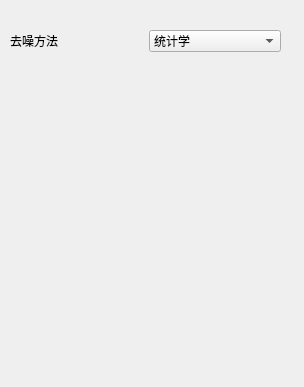
First picture: the form in filter.ui, repository joeaaron/Learning3D, before the edit.
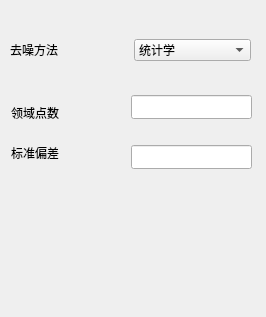
Second picture: the form after the edit.

The edit to the form file:
```diff
--- a/filter.ui
+++ b/filter.ui
@@ -6,43 +6,125 @@
    <rect>
     <x>0</x>
     <y>0</y>
-    <width>304</width>
-    <height>387</height>
+    <width>266</width>
+    <height>317</height>
    </rect>
   </property>
   <property name="windowTitle">
    <string>点云滤波</string>
   </property>
-  <widget class="QWidget" name="">
+  <widget class="QStackedWidget" name="stackedWidget">
+   <property name="geometry">
+    <rect>
+     <x>11</x>
+     <y>75</y>
+     <width>260</width>
+     <height>191</height>
+    </rect>
+   </property>
+   <property name="frameShape">
+    <enum>QFrame::NoFrame</enum>
+   </property>
+   <property name="currentIndex">
+    <number>0</number>
+   </property>
+   <widget class="QWidget" name="page">
+    <widget class="QLabel" name="label_2">
+     <property name="geometry">
+      <rect>
+       <x>0</x>
+       <y>30</y>
+       <width>60</width>
+       <height>16</height>
+      </rect>
+     </property>
+     <property name="text">
+      <string>领域点数</string>
+     </property>
+    </widget>
+    <widget class="QLabel" name="label_3">
+     <property name="geometry">
+      <rect>
+       <x>0</x>
+       <y>70</y>
+       <width>60</width>
+       <height>16</height>
+      </rect>
+     </property>
+     <property name="text">
+      <string>标准偏差</string>
+     </property>
+    </widget>
+    <widget class="QLineEdit" name="stddev">
+     <property name="geometry">
+      <rect>
+       <x>120</x>
+       <y>70</y>
+       <width>121</width>
+       <height>24</height>
+      </rect>
+     </property>
+    </widget>
+    <widget class="QLineEdit" name="meanK">
+     <property name="geometry">
+      <rect>
+       <x>120</x>
+       <y>20</y>
+       <width>121</width>
+       <height>24</height>
+      </rect>
+     </property>
+    </widget>
+   </widget>
+   <widget class="QWidget" name="page_2"/>
+  </widget>
+  <widget class="QWidget" name="layoutWidget">
    <property name="geometry">
     <rect>
      <x>10</x>
-     <y>30</y>
-     <width>271</width>
-     <height>23</height>
+     <y>10</y>
+     <width>241</width>
+     <height>51</height>
     </rect>
    </property>
-   <layout class="QGridLayout" name="gridLayout">
-    <item row="0" column="0">
-     <widget class="QLabel" name="label">
-      <property name="text">
-       <string>去噪方法</string>
+   <layout class="QVBoxLayout" name="verticalLayout">
+    <item>
+     <spacer name="verticalSpacer">
+      <property name="orientation">
+       <enum>Qt::Vertical</enum>
       </property>
-     </widget>
+      <property name="sizeHint" stdset="0">
+       <size>
+        <width>20</width>
+        <height>40</height>
+       </size>
+      </property>
+     </spacer>
     </item>
-    <item row="0" column="1">
-     <widget class="QComboBox" name="comboBox">
+    <item>
+     <layout class="QHBoxLayout" name="horizontalLayout">
       <item>
-       <property name="text">
-        <string>统计学</string>
-       </property>
+       <widget class="QLabel" name="label">
+        <property name="text">
+         <string>去噪方法</string>
+        </property>
+       </widget>
       </item>
       <item>
-       <property name="text">
-        <string>邻域点数滤波</string>
-       </property>
+       <widget class="QComboBox" name="comboBox">
+        <item>
+         <property name="text">
+          <string>统计学</string>
+         </property>
+        </item>
+        <item>
+         <property name="text">
+          <string>邻域点数滤波</string>
+         </property>
+        </item>
+       </widget>
       </item>
-     </widget>
+     </layout>
     </item>
    </layout>
   </widget>
```
Left out of the diff: 39 changed lines with no effect on the pictures.
